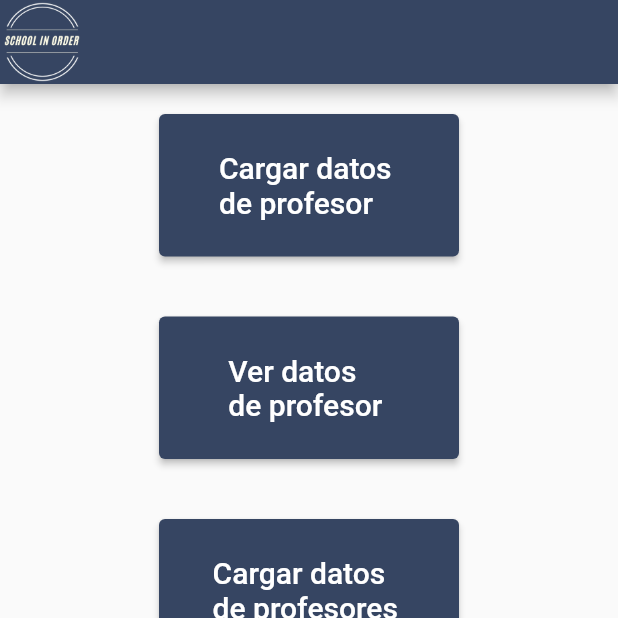
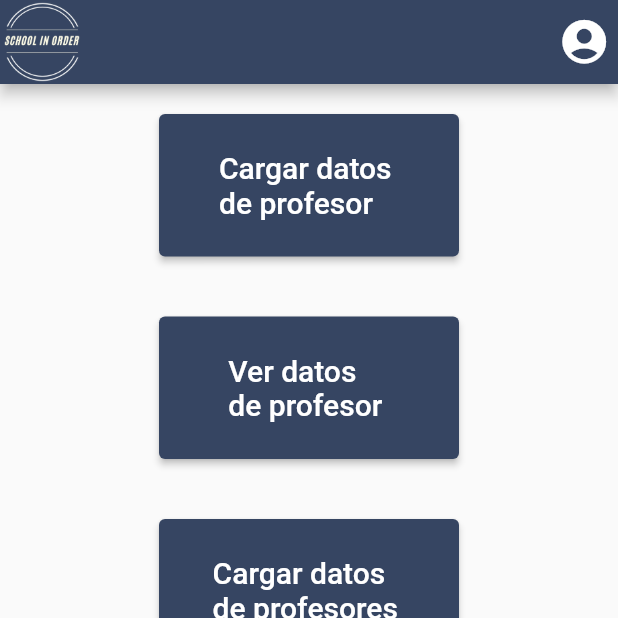
Before and after one commit to Julian-Alcaraz/schollinorder, a Flutter app: the AdministrativosPages screen opened by its route, on a phone screen of 412 x 824 dp, the top half of it. Run offline on Flutter 3.47's test engine with Material 2 defaults, Android fonts, the phone set to English and light mode, and no system bars.

Commit message:
Icon Button en el appBAR

```diff
--- a/lib/src/pages/administrativos/administrativos.dart
+++ b/lib/src/pages/administrativos/administrativos.dart
@@ -15,6 +15,15 @@ class AdministrativosPages extends StatelessWidget {
             ),
           ),
         ),
+        actions: [
+          IconButton(
+            icon: Icon(
+              Icons.account_circle_rounded,
+              size: 35,
+            ),
+            onPressed: () {},
+          ),
+        ],
       ),
       body: Center(
         child: Column(
```
